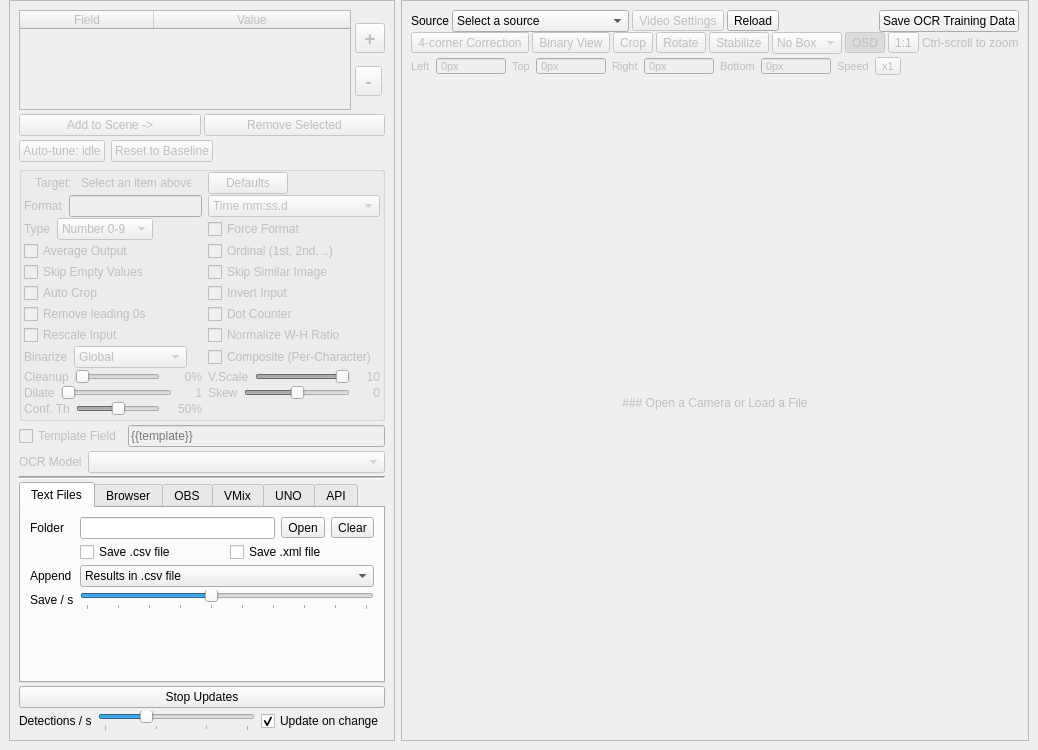
Qt form src/mainwindow.ui (ArieR1963/scoresight) before a commit.
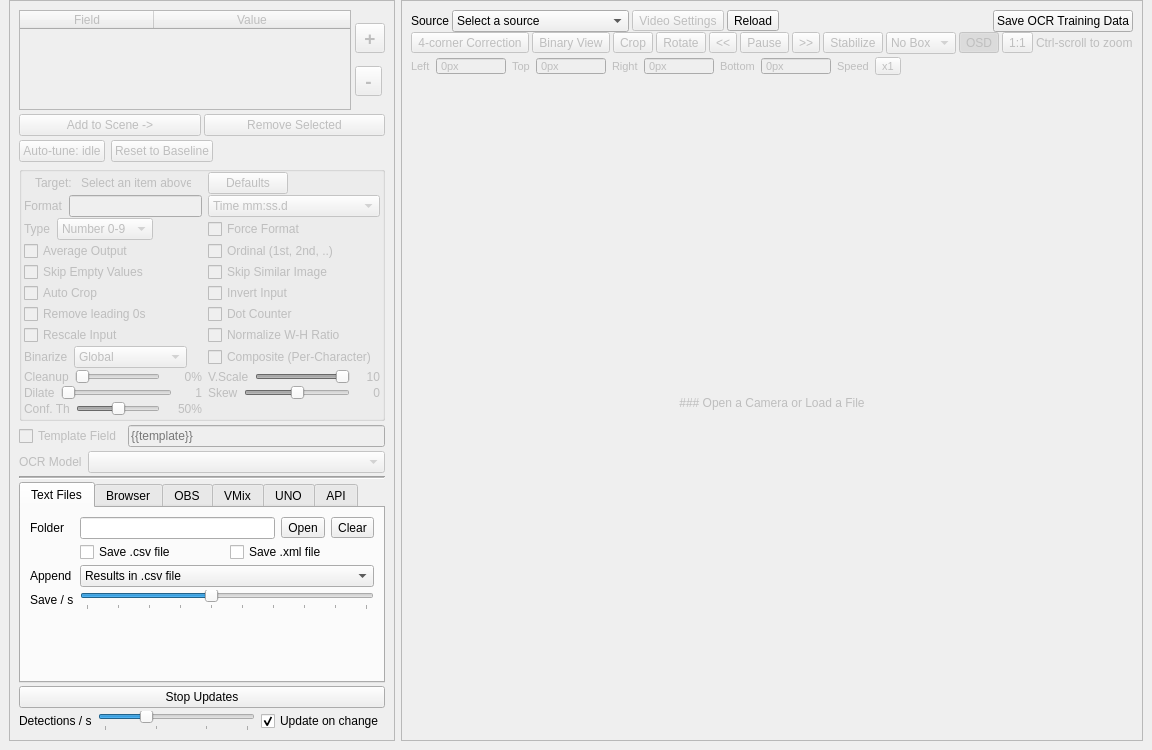
The same form after that commit.

The edit to the form file:
```diff
--- a/src/mainwindow.ui
+++ b/src/mainwindow.ui
@@ -2130,6 +2130,36 @@
             </property>
            </widget>
           </item>
+          <item>
+           <widget class="QToolButton" name="toolButton_rewindFile">
+            <property name="enabled">
+             <bool>false</bool>
+            </property>
+            <property name="text">
+             <string>&lt;&lt;</string>
+            </property>
+           </widget>
+          </item>
+          <item>
+           <widget class="QToolButton" name="toolButton_playPauseFile">
+            <property name="enabled">
+             <bool>false</bool>
+            </property>
+            <property name="text">
+             <string>Pause</string>
+            </property>
+           </widget>
+          </item>
+          <item>
+           <widget class="QToolButton" name="toolButton_forwardFile">
+            <property name="enabled">
+             <bool>false</bool>
+            </property>
+            <property name="text">
+             <string>&gt;&gt;</string>
+            </property>
+           </widget>
+          </item>
           <item>
            <widget class="QToolButton" name="pushButton_stabilize">
             <property name="text">
```
